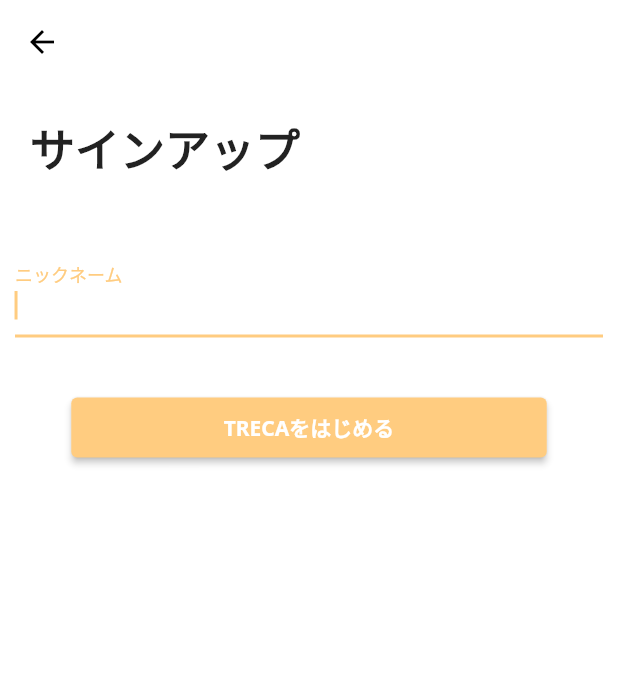
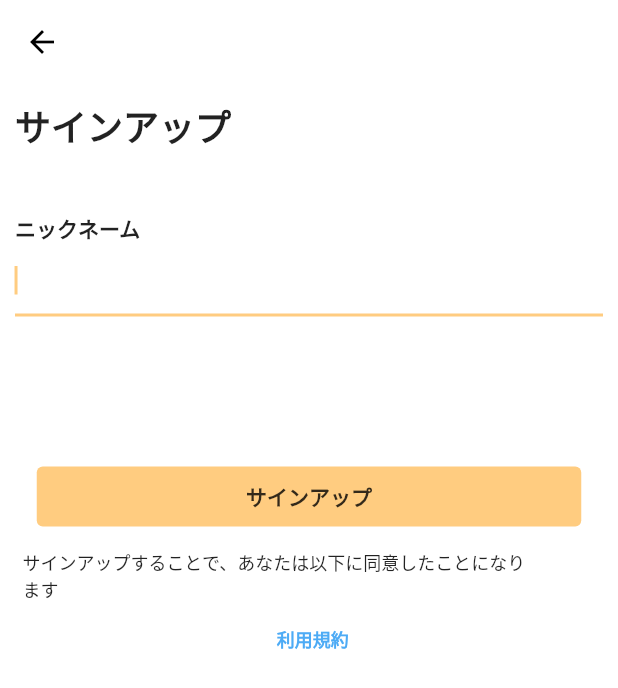
Before and after one commit to daibbon/github_1_1, a Flutter app: the nickname screen opened directly, on a phone screen of 412 x 824 dp. Shown: the top 688 px of the screen. Run offline on Flutter 3.47's test engine with Material 2 defaults, Android fonts, the phone set to English and light mode, and no system bars; our stand-ins replace cloud_firestore, firebase_core, fluttertoast, google_fonts, modal_bottom_sheet; accounts and stored records are empty.

Commit message:
2021/11/14児島19

```diff
--- a/lib/bench_add.dart
+++ b/lib/bench_add.dart
@@ -16,6 +16,7 @@ class _BenchAddPageState extends State<BenchAddPage> {
   // 入力されたテキストをデータとして持つ
   String _text = '';
   List _list = [
+
   ];
 
 
--- a/lib/nickname.dart
+++ b/lib/nickname.dart
@@ -1,9 +1,10 @@
 import 'package:flutter/cupertino.dart';
 import 'package:flutter/material.dart';
-import 'package:github_1/home_page2.dart';
 import 'package:github_1/migileft_screen.dart';
 import 'package:google_fonts/google_fonts.dart';
+import 'package:url_launcher/url_launcher.dart';
 
+const _url = 'https://pub.dev/packages/url_launcher';
 
 class nickname extends StatefulWidget {
   const nickname({Key? key}) : super(key: key);
@@ -37,24 +38,35 @@ class _nicknameState extends State<nickname> {
 
             Container(
             width: double.infinity,
-                margin: EdgeInsets.fromLTRB(10, 10, 10, 10),
+            margin: EdgeInsets.fromLTRB(0, 0, 0, 10),
             child: Text(
               'サインアップ',
               textAlign: TextAlign.left,
               style: GoogleFonts.notoSans(
-                    textStyle: TextStyle(fontWeight: FontWeight.bold, fontSize: 30.0),
+                textStyle: TextStyle(fontWeight: FontWeight.bold, fontSize: 24.0),
               ),
             ),
           ),
 
             Container(
-                  margin: EdgeInsets.fromLTRB(10, 10, 10, 10),
-                  child: SizedBox(height: 16,)),
-              TextFormField(
+              margin: EdgeInsets.fromLTRB(0, 30, 0, 20),
+              child: Column(
+                children: [
+                  Container(
+                    margin: EdgeInsets.fromLTRB(0, 0, 0, 0),
+                    width: double.infinity,
+                    child: Text(
+                      'ニックネーム',
+                      textAlign: TextAlign.left,
+                      style: GoogleFonts.notoSans(
+                        textStyle: TextStyle(fontWeight: FontWeight.bold, fontSize: 14.0),
+                      ),
+                    ),
+                  ),
+                  Container(
+                    margin: EdgeInsets.fromLTRB(0, 0, 0, 0),
+                    child: TextFormField(
                       autofocus: true,
-                decoration: InputDecoration(
-                  labelText: 'ニックネーム',
-                ),
                       keyboardType: TextInputType.name,
                       // ニックネームのバリデーション
                       validator: (String? value) {
@@ -67,23 +79,67 @@ class _nicknameState extends State<nickname> {
                         return null;
                       },
                     ),
+                  ),
+                ],
+              ),
+            ),
 
           Container(
-                margin: EdgeInsets.fromLTRB(10, 40, 10, 10),
+            margin: EdgeInsets.fromLTRB(0, 80, 0, 0),
             child: SizedBox(
-                  width: 317,
+              width: 363,
               height: 40,
               child: ElevatedButton(
+                style: ElevatedButton.styleFrom(
+                  elevation: 0,
+                ),
                 // ログインボタンをタップしたときの処理
                 onPressed: () => _onSignIn(),
-                    child: Text('TRECAをはじめる',
+                child: Text('サインアップ',
                   style: GoogleFonts.notoSans(
-                        textStyle: TextStyle(fontWeight: FontWeight.bold, fontSize: 14.0),
+                    textStyle: TextStyle(
+                        color: Colors.black.withOpacity(0.8),
+                        fontWeight: FontWeight.bold, fontSize: 14.0),
                   ),
                 ),
               ),
             ),
-              )
+          ),
+
+          Container(
+            margin: EdgeInsets.fromLTRB(0, 0, 0, 0),
+            child: Column(
+              children: [
+                Container(
+                  margin: EdgeInsets.fromLTRB(5, 15, 0, 0),
+                  width: double.infinity,
+                  child: Text(
+                    'サインアップすることで、あなたは以下に同意したことになり\nます',
+                    textAlign: TextAlign.left,
+                    style: GoogleFonts.notoSans(
+                      textStyle: TextStyle(fontWeight: FontWeight.normal, fontSize: 12.0),
+                    ),
+                  ),
+                ),
+
+                InkWell(
+                  onTap: _launchURL,
+                  child: Container(
+                    margin: EdgeInsets.fromLTRB(5, 15, 0, 0),
+                    child: Text(
+                      '利用規約',
+                      style: GoogleFonts.notoSans(
+                        textStyle: TextStyle(
+                            color: Colors.blue.withOpacity(0.8),
+                            fontWeight: FontWeight.bold, fontSize: 12.0),
+                      ),
+                    ),
+                  ),
+                ),
+
+              ],
+            ),
+          ),
 
             ],
           ),
@@ -105,4 +161,7 @@ class _nicknameState extends State<nickname> {
       ),
     );
   }
+  void _launchURL() async =>
+      await canLaunch(_url) ? await launch(_url) : throw 'Could not launch $_url';
+
 }
--- a/lib/sign_in.dart
+++ b/lib/sign_in.dart
@@ -1,5 +1,4 @@
 import 'package:flutter/material.dart';
-import 'package:github_1/home_page2.dart';
 import 'package:github_1/nickname.dart';
 import 'package:google_fonts/google_fonts.dart';
 
@@ -43,28 +42,23 @@ class _SignInScreenState extends State<SignInScreen> {
               ),
 
               Container(
-                margin: EdgeInsets.fromLTRB(10, 60, 10, 0),
-                child: Text(
-                  '利用規約に同意する',
-                  style: GoogleFonts.notoSans(
-                    textStyle: TextStyle(fontWeight: FontWeight.bold, fontSize: 14.0),
-                  ),
-                ),
-              ),
-
-              Container(
-                margin: EdgeInsets.fromLTRB(10, 40, 10, 20),
+                margin: EdgeInsets.fromLTRB(10, 80, 10, 20),
                 child: SizedBox(
                     width: 317,
                     height: 40,
                     child: ElevatedButton(
+                      style: ElevatedButton.styleFrom(
+                        elevation: 0,
+                      ),
                       // ログインボタンをタップしたときの処理
                       onPressed: (){
                         Navigator.push(context, MaterialPageRoute(builder: (context)=>nickname()));
                       },
-                      child: Text('サインアップ',
+                      child: Text('はじめる',
                         style: GoogleFonts.notoSans(
-                          textStyle: TextStyle(fontWeight: FontWeight.bold, fontSize: 14.0),
+                          textStyle: TextStyle(
+                              color: Colors.black.withOpacity(0.8),
+                              fontWeight: FontWeight.bold, fontSize: 14.0),
                         ),
                       ),
                     )
--- a/pubspec.yaml
+++ b/pubspec.yaml
@@ -42,6 +42,12 @@ dependencies:
   fluttertoast: ^8.0.8
   google_fonts: ^2.1.0
   modal_bottom_sheet: ^2.0.0
+  flutter_native_splash: ^1.3.1
+  url_launcher: ^6.0.12
+
+flutter_native_splash:
+  image: "images/Incrediboy.png"
+  color: "4DD0E1"
 
 
 dev_dependencies:
```
Also changed, not shown: images/Incrediboy.png (added), pubspec.lock, 9 other files. Lines whose indentation alone changed are shown as unchanged.
